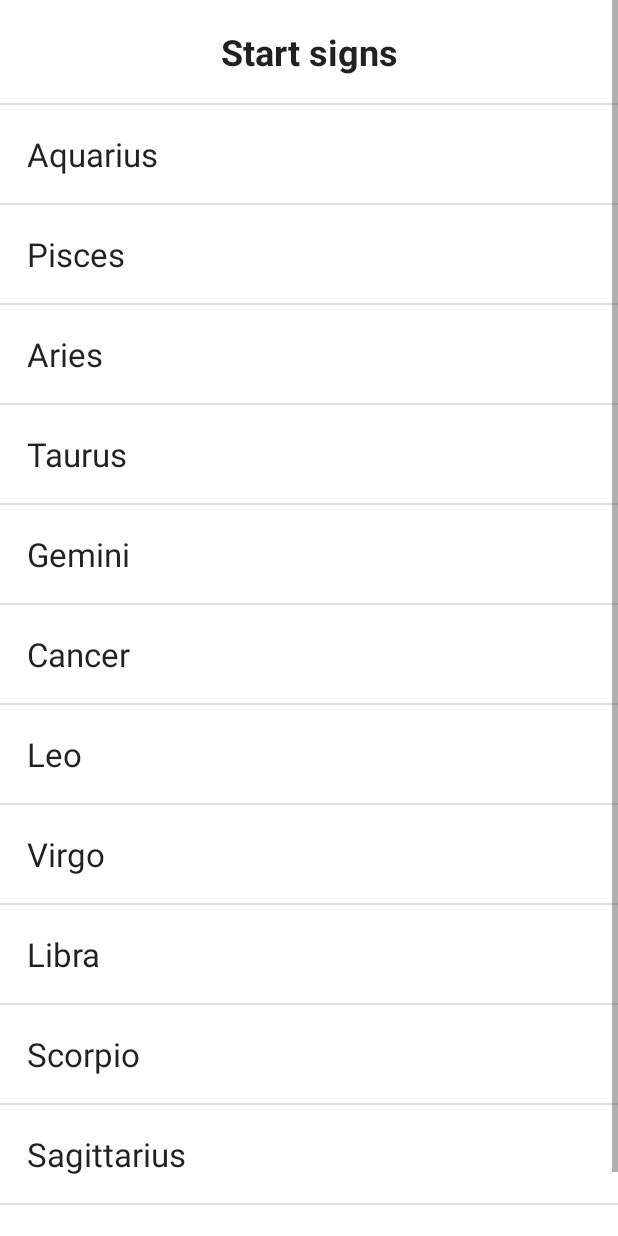
After one commit to noargs/build-android-apps-with-kotlin, an Android app: the layout fragment_list.xml on its own in the app's theme, with its tools: preview values and no code run, on a phone screen of 412 x 824 dp. The commit adds this screen. Run offline under Robolectric (Android 15) with nearby library versions, the phone set to English and light mode, and no system bars.

Commit message:
fragments from previous project added

```diff
--- a/15_jetpack_fragments/app/build.gradle
+++ b/15_jetpack_fragments/app/build.gradle
@@ -37,6 +37,7 @@ dependencies {
     implementation 'androidx.appcompat:appcompat:1.4.2'
     implementation 'com.google.android.material:material:1.6.1'
     implementation 'androidx.constraintlayout:constraintlayout:2.1.4'
+    implementation 'androidx.legacy:legacy-support-v4:1.0.0'
     testImplementation 'junit:junit:4.+'
     androidTestImplementation 'androidx.test.ext:junit:1.1.3'
     androidTestImplementation 'androidx.test.espresso:espresso-core:3.4.0'
--- /dev/null
+++ b/15_jetpack_fragments/app/src/main/res/layout/fragment_list.xml
@@ -0,0 +1,169 @@
+<?xml version="1.0" encoding="utf-8"?>
+<ScrollView xmlns:android="http://schemas.android.com/apk/res/android"
+    xmlns:tools="http://schemas.android.com/tools"
+    android:layout_width="match_parent"
+    android:layout_height="wrap_content"
+    tools:context=".ListFragment">
+
+    <LinearLayout
+        android:layout_width="match_parent"
+        android:layout_height="wrap_content"
+        android:orientation="vertical">
+
+        <TextView
+            style="@style/StarSignTextView"
+            android:layout_width="match_parent"
+            android:layout_height="wrap_content"
+            android:gravity="center"
+            android:textSize="24sp"
+            android:textStyle="bold"
+            android:text="@string/star_signs" />
+
+        <View
+            android:layout_width="match_parent"
+            android:layout_height="1dp"
+            android:background="?android:attr/dividerVertical" />
+
+        <TextView
+            android:id="@+id/aquarius"
+            style="@style/StarSignTextView"
+            android:layout_width="match_parent"
+            android:layout_height="wrap_content"
+            android:text="@string/aquarius" />
+
+        <View
+            android:layout_width="match_parent"
+            android:layout_height="1dp"
+            android:background="?android:attr/dividerVertical" />
+
+        <TextView
+            android:id="@+id/pisces"
+            style="@style/StarSignTextView"
+            android:layout_width="match_parent"
+            android:layout_height="wrap_content"
+            android:text="@string/pisces" />
+
+        <View
+            android:layout_width="match_parent"
+            android:layout_height="1dp"
+            android:background="?android:attr/dividerVertical" />
+
+        <TextView
+            android:id="@+id/aries"
+            style="@style/StarSignTextView"
+            android:layout_width="match_parent"
+            android:layout_height="wrap_content"
+            android:text="@string/aries" />
+
+        <View
+            android:layout_width="match_parent"
+            android:layout_height="1dp"
+            android:background="?android:attr/dividerVertical" />
+
+        <TextView
+            android:id="@+id/taurus"
+            style="@style/StarSignTextView"
+            android:layout_width="match_parent"
+            android:layout_height="wrap_content"
+            android:text="@string/taurus" />
+
+        <View
+            android:layout_width="match_parent"
+            android:layout_height="1dp"
+            android:background="?android:attr/dividerVertical" />
+
+        <TextView
+            android:id="@+id/gemini"
+            style="@style/StarSignTextView"
+            android:layout_width="match_parent"
+            android:layout_height="wrap_content"
+            android:text="@string/gemini" />
+
+        <View
+            android:layout_width="match_parent"
+            android:layout_height="1dp"
+            android:background="?android:attr/dividerVertical" />
+
+        <TextView
+            android:id="@+id/cancer"
+            style="@style/StarSignTextView"
+            android:layout_width="match_parent"
+            android:layout_height="wrap_content"
+            android:text="@string/cancer" />
+
+        <View
+            android:layout_width="match_parent"
+            android:layout_height="1dp"
+            android:background="?android:attr/dividerVertical" />
+
+        <TextView
+            android:id="@+id/leo"
+            style="@style/StarSignTextView"
+            android:layout_width="match_parent"
+            android:layout_height="wrap_content"
+            android:text="@string/leo" />
+
+        <View
+            android:layout_width="match_parent"
+            android:layout_height="1dp"
+            android:background="?android:attr/dividerVertical" />
+
+        <TextView
+            android:id="@+id/virgo"
+            style="@style/StarSignTextView"
+            android:layout_width="match_parent"
+            android:layout_height="wrap_content"
+            android:text="@string/virgo" />
+
+        <View
+            android:layout_width="match_parent"
+            android:layout_height="1dp"
+            android:background="?android:attr/dividerVertical" />
+
+        <TextView
+            android:id="@+id/libra"
+            style="@style/StarSignTextView"
+            android:layout_width="match_parent"
+            android:layout_height="wrap_content"
+            android:text="@string/libra" />
+
+        <View
+            android:layout_width="match_parent"
+            android:layout_height="1dp"
+            android:background="?android:attr/dividerVertical" />
+
+        <TextView
+            android:id="@+id/scorpio"
+            style="@style/StarSignTextView"
+            android:layout_width="match_parent"
+            android:layout_height="wrap_content"
+            android:text="@string/scorpio" />
+
+        <View
+            android:layout_width="match_parent"
+            android:layout_height="1dp"
+            android:background="?android:attr/dividerVertical" />
+
+        <TextView
+            android:id="@+id/sagittarius"
+            style="@style/StarSignTextView"
+            android:layout_width="match_parent"
+            android:layout_height="wrap_content"
+            android:text="@string/sagittarius" />
+
+        <View
+            android:layout_width="match_parent"
+            android:layout_height="1dp"
+            android:background="?android:attr/dividerVertical" />
+
+        <TextView
+            android:id="@+id/capricorn"
+            style="@style/StarSignTextView"
+            android:layout_width="match_parent"
+            android:layout_height="wrap_content"
+            android:text="@string/capricorn" />
+
+
+    </LinearLayout>
+
+</ScrollView>
--- a/15_jetpack_fragments/app/src/main/res/values/strings.xml
+++ b/15_jetpack_fragments/app/src/main/res/values/strings.xml
@@ -44,4 +44,6 @@
     <string name="date_scorpio">October 23 - November 21</string>
     <string name="date_sagittarius">November 22 - December 21</string>
     <string name="date_capricorn">December 22 - January 19</string>
+    <!-- TODO: Remove or change this placeholder text -->
+    <string name="hello_blank_fragment">Hello blank fragment</string>
 </resources>
--- a/15_jetpack_fragments/build.gradle
+++ b/15_jetpack_fragments/build.gradle
@@ -6,7 +6,7 @@ buildscript {
     }
     dependencies {
         classpath "com.android.tools.build:gradle:7.0.2"
-        classpath "org.jetbrains.kotlin:kotlin-gradle-plugin:1.5.30"
+        classpath 'org.jetbrains.kotlin:kotlin-gradle-plugin:1.6.10'
 
         // NOTE: Do not place your application dependencies here; they belong
         // in the individual module build.gradle files
```
Also changed, not shown: 15_jetpack_fragments/app/src/main/java/github/noargs/jetpackfragments/DetailFragment.kt (added, +120 -0 lines), 15_jetpack_fragments/app/src/main/java/github/noargs/jetpackfragments/ListFragment.kt (added, +63 -0 lines), 15_jetpack_fragments/app/src/main/java/github/noargs/jetpackfragments/MainActivity.kt (+9 -1 lines), 15_jetpack_fragments/app/src/main/res/layout/fragment_detail.xml (added, +32 -0 lines).
